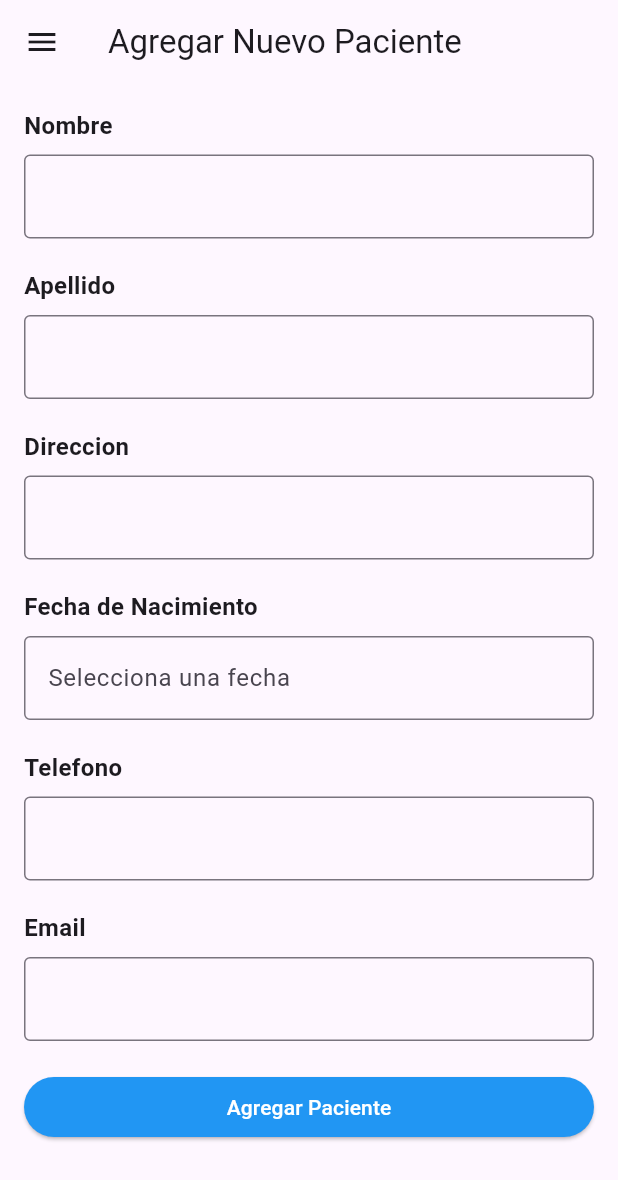
After one commit to Laura-Nu/ProyectoLaboratorios, a Flutter app: the CreatePatient screen opened directly, on a phone screen of 412 x 824 dp. The commit adds this screen. Shown: the top 1180 px of the screen. Run offline on Flutter 3.47's test engine with Material 3 defaults, Android fonts, the light colour scheme and no system bars; our stand-ins replace cloud_firestore, firebase_core, pdf, printing; accounts and stored records are empty.

Commit message:
GestionPaciente

```diff
--- /dev/null
+++ b/lib/Servicios/Patient/CreatePatient.dart
@@ -0,0 +1,193 @@
+import 'package:flutter/material.dart';
+import 'package:flutter/services.dart';
+import 'package:cloud_firestore/cloud_firestore.dart';
+import 'package:laboratorios/Widgets/menu.dart';
+
+class CreatePatient extends StatefulWidget {
+  @override
+  _CreatePatientState createState() => _CreatePatientState();
+}
+
+class _CreatePatientState extends State<CreatePatient> {
+  // Controladores para capturar los datos de los campos
+  final TextEditingController nombreController = TextEditingController();
+  final TextEditingController apellidoPaternoController =
+      TextEditingController();
+  final TextEditingController direccionController = TextEditingController();
+  final TextEditingController telefonoController = TextEditingController();
+  final TextEditingController correoController = TextEditingController();
+  DateTime? fechaNacimiento;
+
+  final _formKey = GlobalKey<FormState>();
+
+  // Función para agregar paciente a Firebase
+  Future<void> _addPatient(BuildContext context) async {
+    if (_formKey.currentState!.validate() && fechaNacimiento != null) {
+      try {
+        // Agregar paciente a Firestore
+        DocumentReference docRef =
+            await FirebaseFirestore.instance.collection('pacientes').add({
+          'nombre': nombreController.text,
+          'apellido_paterno': apellidoPaternoController.text,
+          'direccion': direccionController.text,
+          'telefono': telefonoController.text,
+          'email': correoController.text,
+          'fechaNacimiento': fechaNacimiento,
+          'timestamp': FieldValue.serverTimestamp(),
+        });
+
+        // Retornar los datos del paciente
+        final newPatient = {
+          'id': docRef.id,
+          'nombre': nombreController.text,
+          'apellido_paterno': apellidoPaternoController.text,
+          'direccion': direccionController.text,
+          'telefono': telefonoController.text,
+          'email': correoController.text,
+          'fechaNacimiento': fechaNacimiento,
+        };
+
+        Navigator.pop(context,
+            newPatient); // Pasar los datos del nuevo paciente de vuelta a la pantalla anterior
+      } catch (e) {
+        print('Error al agregar paciente: $e');
+        ScaffoldMessenger.of(context)
+            .showSnackBar(SnackBar(content: Text('Error al agregar paciente')));
+      }
+    } else if (fechaNacimiento == null) {
+      ScaffoldMessenger.of(context).showSnackBar(SnackBar(
+          content: Text('Por favor, selecciona una fecha de nacimiento')));
+    }
+  }
+
+  // Función para seleccionar la fecha de nacimiento
+  Future<void> _selectFechaNacimiento(BuildContext context) async {
+    final DateTime? picked = await showDatePicker(
+      context: context,
+      initialDate: DateTime.now(),
+      firstDate: DateTime(1900),
+      lastDate: DateTime.now(),
+    );
+    if (picked != null && picked != fechaNacimiento) {
+      setState(() {
+        fechaNacimiento = picked;
+      });
+    }
+  }
+
+  @override
+  Widget build(BuildContext context) {
+    return Scaffold(
+      appBar: AppBar(
+        title: Text('Agregar Nuevo Paciente'),
+      ),
+      drawer: const Menu(),
+      body: Padding(
+        padding: const EdgeInsets.all(16.0),
+        child: Form(
+          key: _formKey,
+          child: ListView(
+            children: [
+              Text(
+                'Nombre',
+                style: TextStyle(fontSize: 16, fontWeight: FontWeight.bold),
+              ),
+              SizedBox(height: 8),
+              TextFormField(
+                controller: nombreController,
+                decoration: InputDecoration(border: OutlineInputBorder()),
+                validator: (value) =>
+                    value!.isEmpty ? 'Campo obligatorio' : null,
+              ),
+              SizedBox(height: 20),
+              Text(
+                'Apellido',
+                style: TextStyle(fontSize: 16, fontWeight: FontWeight.bold),
+              ),
+              SizedBox(height: 8),
+              TextFormField(
+                controller: apellidoPaternoController,
+                decoration: InputDecoration(border: OutlineInputBorder()),
+                validator: (value) =>
+                    value!.isEmpty ? 'Campo obligatorio' : null,
+              ),
+              SizedBox(height: 20),
+              Text(
+                'Direccion',
+                style: TextStyle(fontSize: 16, fontWeight: FontWeight.bold),
+              ),
+              SizedBox(height: 8),
+              TextFormField(
+                controller: direccionController,
+                decoration: InputDecoration(border: OutlineInputBorder()),
+                validator: (value) =>
+                    value!.isEmpty ? 'Campo obligatorio' : null,
+              ),
+              SizedBox(height: 20),
+              Text(
+                'Fecha de Nacimiento',
+                style: TextStyle(fontSize: 16, fontWeight: FontWeight.bold),
+              ),
+              SizedBox(height: 8),
+              TextFormField(
+                readOnly: true,
+                onTap: () => _selectFechaNacimiento(context),
+                decoration: InputDecoration(
+                  border: OutlineInputBorder(),
+                  hintText: fechaNacimiento == null
+                      ? 'Selecciona una fecha'
+                      : '${fechaNacimiento!.day}/${fechaNacimiento!.month}/${fechaNacimiento!.year}',
+                ),
+                validator: (value) =>
+                    fechaNacimiento == null ? 'Campo obligatorio' : null,
+              ),
+              SizedBox(height: 20),
+              Text(
+                'Telefono',
+                style: TextStyle(fontSize: 16, fontWeight: FontWeight.bold),
+              ),
+              SizedBox(height: 8),
+              TextFormField(
+                controller: telefonoController,
+                decoration: InputDecoration(border: OutlineInputBorder()),
+                keyboardType: TextInputType.number,
+                inputFormatters: [FilteringTextInputFormatter.digitsOnly],
+                validator: (value) =>
+                    value!.isEmpty ? 'Campo obligatorio' : null,
+              ),
+              SizedBox(height: 20),
+              Text(
+                'Email',
+                style: TextStyle(fontSize: 16, fontWeight: FontWeight.bold),
+              ),
+              SizedBox(height: 8),
+              TextFormField(
+                controller: correoController,
+                decoration: InputDecoration(border: OutlineInputBorder()),
+                validator: (value) {
+                  if (value!.isEmpty) {
+                    return 'Campo obligatorio';
+                  } else if (!value.contains('@')) {
+                    return 'Correo inválido';
+                  }
+                  return null;
+                },
+              ),
+              SizedBox(height: 20),
+              ElevatedButton(
+                onPressed: () async {
+                  await _addPatient(context);
+                },
+                style: ElevatedButton.styleFrom(
+                  backgroundColor: Colors.blue,
+                  foregroundColor: Colors.white,
+                ),
+                child: Text('Agregar Paciente'),
+              ),
+            ],
+          ),
+        ),
+      ),
+    );
+  }
+}
```
Also changed, not shown: lib/Servicios/Patient/DeletePatient.dart (added, +48 -0 lines), lib/Servicios/Patient/GestionPatient.dart (added, +129 -0 lines), lib/Servicios/Patient/UpdatePatient.dart (added, +222 -0 lines), lib/Widgets/menu.dart (+8 -3 lines).
